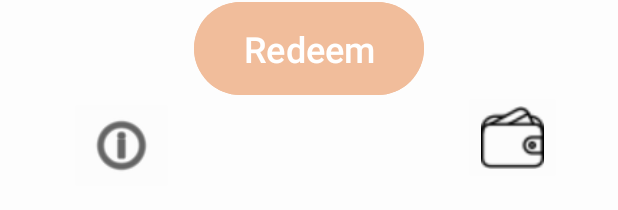
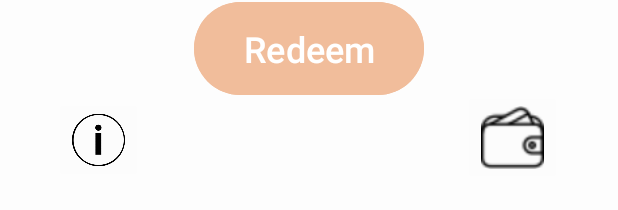
Before and after one commit to iremerdol/MobileApp_Project, an Android app: the layout activity_main.xml on its own in the app's theme, with its tools: preview values and no code run, on a phone screen of 412 x 824 dp. Shown: the part 919-1129 px from the top of the screen. Run offline under Robolectric (Android 15) with nearby library versions, the phone set to English and light mode, and no system bars.

Commit message:
edited the desing a bit

```diff
--- a/app/src/main/res/layout/activity_main.xml
+++ b/app/src/main/res/layout/activity_main.xml
@@ -107,15 +107,15 @@
 
     <ImageButton
         android:id="@+id/imageButton"
-        android:layout_width="70dp"
-        android:layout_height="66dp"
+        android:layout_width="59dp"
+        android:layout_height="57dp"
         android:layout_alignParentStart="true"
         android:layout_alignParentBottom="true"
-        android:layout_marginStart="46dp"
-        android:layout_marginBottom="81dp"
+        android:layout_marginStart="36dp"
+        android:layout_marginBottom="89dp"
         android:backgroundTint="#FCFCFC"
         android:scaleType="fitCenter"
-        app:srcCompat="@android:drawable/ic_menu_info_details"
+        app:srcCompat="@drawable/info2"
         app:tint="#000000" />
     />
 
```
Also changed, not shown: app/src/main/res/drawable/info.png (added), app/src/main/res/drawable/info2.png (added), app/src/main/res/drawable/info3.png (added).
